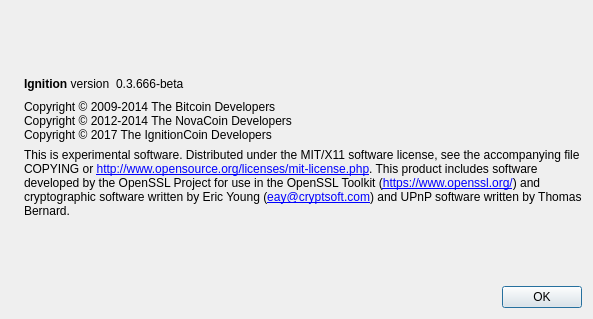
Qt form src/qt/forms/aboutdialog.ui (ignitioncoin/ignitioncoin) before a commit.
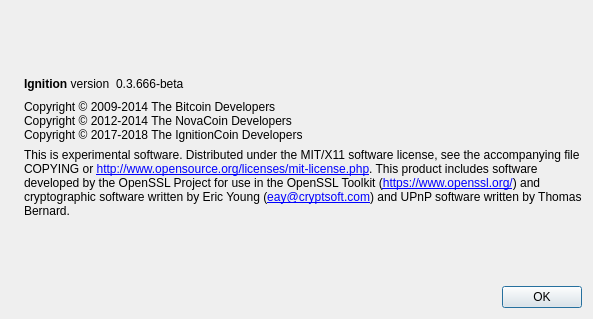
The same form after that commit. Icons and pictures are not drawn.

Commit message: Update copyright dates

Diff of the .ui file:
```diff
--- a/src/qt/forms/aboutdialog.ui
+++ b/src/qt/forms/aboutdialog.ui
@@ -93,7 +93,7 @@
        <property name="text">
         <string>Copyright © 2009-2014 The Bitcoin Developers
 Copyright © 2012-2014 The NovaCoin Developers
-Copyright © 2017 The IgnitionCoin Developers</string>
+Copyright © 2017-2018 The IgnitionCoin Developers</string>
        </property>
        <property name="textInteractionFlags">
         <set>Qt::LinksAccessibleByMouse|Qt::TextSelectableByKeyboard|Qt::TextSelectableByMouse</set>
```
The commit also changes 66 other files.
